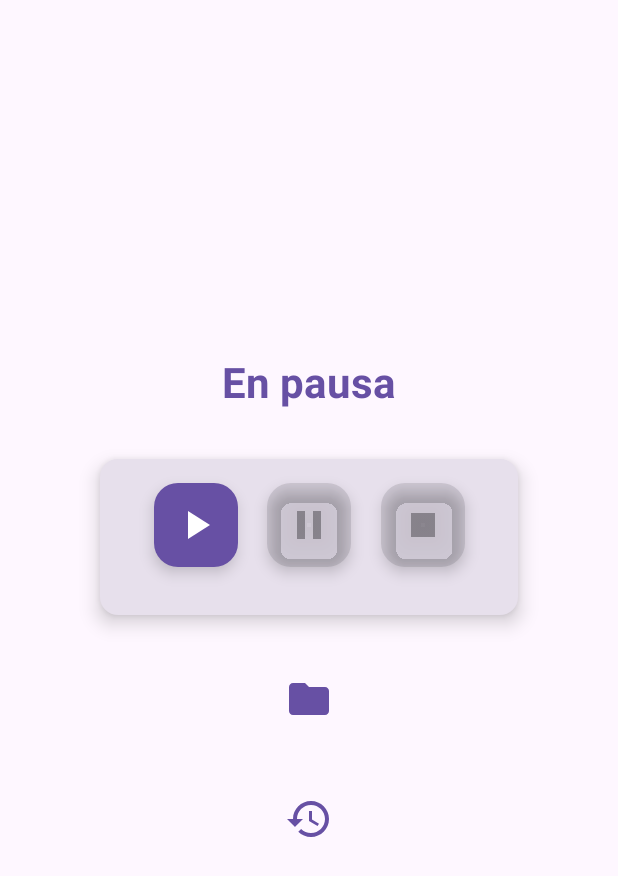
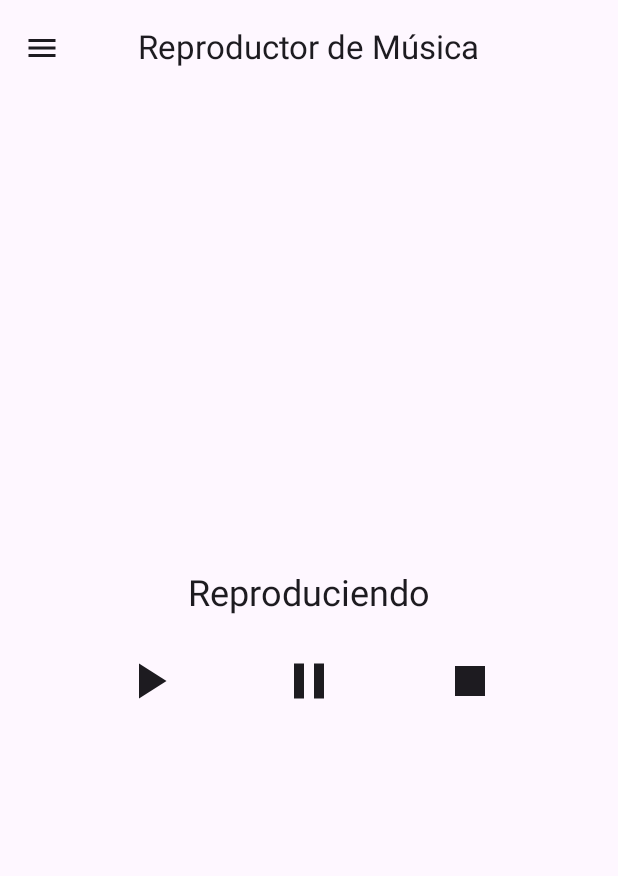
Before and after one commit to saul201287/ServiciosMovil, an Android app built with Jetpack Compose: the screen it shows after launch (MainActivity), after a tap on "Reproducir", on a phone screen of 412 x 824 dp. Shown: the top 876 px of the screen. Run offline under Robolectric (Android 15) with nearby library versions, the phone set to English and light mode, and no system bars; our stand-ins replace Room's generated code, livedata-compose; 1 statement that could not run was skipped.

Commit message:
ya pai, digo

```diff
--- a/app/build.gradle.kts
+++ b/app/build.gradle.kts
@@ -67,4 +67,6 @@ dependencies {
     ksp(libs.room.compiler)
     implementation(libs.room.runtime)
     implementation(libs.room.ktx)
+    implementation (libs.androidx.media3.exoplayer)
+    implementation (libs.androidx.media3.session)
 }
--- a/app/src/main/java/com/saul223655/servicios/music/presentation/MusicUI.kt
+++ b/app/src/main/java/com/saul223655/servicios/music/presentation/MusicUI.kt
@@ -1,29 +1,22 @@
 package com.saul223655.servicios.music.presentation
 
 import android.icu.text.SimpleDateFormat
-import androidx.compose.foundation.background
 import androidx.compose.foundation.clickable
 import androidx.compose.foundation.layout.*
 import androidx.compose.foundation.lazy.LazyColumn
 import androidx.compose.foundation.lazy.items
 import androidx.compose.material.icons.Icons
-import androidx.compose.material.icons.filled.Folder
-import androidx.compose.material.icons.filled.History
-import androidx.compose.material.icons.filled.Pause
-import androidx.compose.material.icons.filled.PlayArrow
-import androidx.compose.material.icons.filled.Stop
+import androidx.compose.material.icons.filled.*
 import androidx.compose.material3.*
 import androidx.compose.runtime.*
 import androidx.compose.runtime.livedata.observeAsState
 import androidx.compose.ui.Alignment
 import androidx.compose.ui.Modifier
-import androidx.compose.ui.graphics.Color
-import androidx.compose.ui.text.font.FontWeight
 import androidx.compose.ui.unit.dp
 import androidx.compose.ui.unit.sp
 import androidx.navigation.NavController
 import com.saul223655.servicios.core.navigation.Screen
-import com.saul223655.servicios.storagePermission.data.datasource.SongFile
+import kotlinx.coroutines.launch
 import java.util.Date
 import java.util.Locale
 
@@ -36,12 +29,58 @@ fun MusicScreen(
     val isPlaying by viewModel.isPlaying.observeAsState(false)
     val history by viewModel.history.observeAsState(emptyList())
     val availableSongs by viewModel.availableSongs.observeAsState(emptyList())
+
     var showHistoryModal by remember { mutableStateOf(false) }
+    val drawerState = rememberDrawerState(DrawerValue.Closed)
+    val scope = rememberCoroutineScope()
 
+    ModalNavigationDrawer(
+        drawerState = drawerState,
+        drawerContent = {
+            ModalDrawerSheet(
+                modifier = Modifier.fillMaxWidth(0.7f)
+            ) {
+                Text(
+                    text = "Menú",
+                    modifier = Modifier.padding(16.dp),
+                    style = MaterialTheme.typography.headlineMedium
+                )
+                NavigationDrawerItem(
+                    icon = { Icon(Icons.Default.Folder, contentDescription = "Cargar canciones") },
+                    label = { Text("Cargar canciones") },
+                    selected = false,
+                    onClick = {
+                        navController.navigate(Screen.StoragePermission.route)
+                    }
+                )
+                NavigationDrawerItem(
+                    icon = { Icon(Icons.Default.History, contentDescription = "Historial") },
+                    label = { Text("Ver Historial") },
+                    selected = false,
+                    onClick = {
+                        viewModel.loadHistory()
+                        showHistoryModal = true
+                    }
+                )
+            }
+        }
+    ) {
+        Scaffold(
+            topBar = {
+                CenterAlignedTopAppBar(
+                    title = { Text("Reproductor de Música") },
+                    navigationIcon = {
+                        IconButton(onClick = { scope.launch { drawerState.open() } }) {
+                            Icon(Icons.Default.Menu, contentDescription = "Abrir menú")
+                        }
+                    }
+                )
+            }
+        ) { innerPadding ->
             Box(
                 modifier = Modifier
                     .fillMaxSize()
-            .background(MaterialTheme.colorScheme.background)
+                    .padding(innerPadding)
             ) {
                 Column(
                     modifier = Modifier
@@ -52,68 +91,51 @@ fun MusicScreen(
                 ) {
                     Text(
                         text = if (isPlaying) "Reproduciendo" else "En pausa",
-                style = MaterialTheme.typography.headlineMedium.copy(
-                    fontWeight = FontWeight.Bold,
-                    fontSize = 28.sp
-                ),
-                color = MaterialTheme.colorScheme.primary,
-                modifier = Modifier.padding(bottom = 16.dp)
+                        style = MaterialTheme.typography.headlineMedium.copy(fontSize = 24.sp)
                     )
 
-            Card(
-                modifier = Modifier
-                    .padding(16.dp)
-                    .fillMaxWidth(0.8f),
-                elevation = CardDefaults.cardElevation(defaultElevation = 8.dp),
-                colors = CardDefaults.cardColors(containerColor = MaterialTheme.colorScheme.surfaceVariant)
+                    Spacer(modifier = Modifier.height(16.dp))
+
+                    Row(
+                        modifier = Modifier.fillMaxWidth(),
+                        horizontalArrangement = Arrangement.SpaceEvenly
                     ) {
-                Row(
-                    modifier = Modifier
-                        .fillMaxWidth()
-                        .padding(16.dp),
-                    horizontalArrangement = Arrangement.SpaceEvenly,
-                    verticalAlignment = Alignment.CenterVertically
-                ) {
-                    FloatingActionButton(
-                        onClick = { /* Controlado desde la lista */ },
-                        containerColor = if (isPlaying) MaterialTheme.colorScheme.secondary else MaterialTheme.colorScheme.primary,
-                        contentColor = Color.White,
-                        modifier = Modifier.size(56.dp)
+                        IconButton(
+                            onClick = {
+                                if (availableSongs.isEmpty()) {
+                                    viewModel.playDefaultAudio()
+                                }
+                            }
                         ) {
                             Icon(
                                 imageVector = Icons.Default.PlayArrow,
                                 contentDescription = "Reproducir",
-                            modifier = Modifier.size(32.dp)
+                                modifier = Modifier.size(48.dp)
                             )
                         }
 
-                    FloatingActionButton(
-                        onClick = { if (isPlaying) viewModel.pauseMusic() },
-                        containerColor = if (isPlaying) MaterialTheme.colorScheme.primary else MaterialTheme.colorScheme.onSurface.copy(alpha = 0.12f),
-                        contentColor = if (isPlaying) Color.White else MaterialTheme.colorScheme.onSurface.copy(alpha = 0.38f),
-                        modifier = Modifier.size(56.dp)
+                        IconButton(
+                            onClick = { if (isPlaying) viewModel.pauseMusic() }
                         ) {
                             Icon(
                                 imageVector = Icons.Default.Pause,
                                 contentDescription = "Pausar",
-                            modifier = Modifier.size(32.dp)
+                                modifier = Modifier.size(48.dp)
                             )
                         }
 
-                    FloatingActionButton(
-                        onClick = { if (isPlaying) viewModel.stopMusic() },
-                        containerColor = if (isPlaying) MaterialTheme.colorScheme.error else MaterialTheme.colorScheme.onSurface.copy(alpha = 0.12f),
-                        contentColor = if (isPlaying) Color.White else MaterialTheme.colorScheme.onSurface.copy(alpha = 0.38f),
-                        modifier = Modifier.size(56.dp)
+                        IconButton(
+                            onClick = { if (isPlaying) viewModel.stopMusic() }
                         ) {
                             Icon(
                                 imageVector = Icons.Default.Stop,
                                 contentDescription = "Detener",
-                            modifier = Modifier.size(32.dp)
+                                modifier = Modifier.size(48.dp)
                             )
                         }
                     }
 
+                    Spacer(modifier = Modifier.height(16.dp))
 
                     LazyColumn(
                         modifier = Modifier
@@ -124,7 +146,6 @@ fun MusicScreen(
                             Text(
                                 text = song.title,
                                 style = MaterialTheme.typography.bodyMedium,
-                            color = MaterialTheme.colorScheme.onBackground,
                                 modifier = Modifier
                                     .fillMaxWidth()
                                     .clickable { viewModel.playMusic(song) }
@@ -133,36 +154,8 @@ fun MusicScreen(
                         }
                     }
                 }
-
-            IconButton(
-                onClick = {
-                    navController.navigate(Screen.StoragePermission.route)
-                },
-                modifier = Modifier
-                    .padding(16.dp)
-            ) {
-                Icon(
-                    imageVector = Icons.Default.Folder,
-                    contentDescription = "Cargar canciones",
-                    tint = MaterialTheme.colorScheme.primary,
-                    modifier = Modifier.size(32.dp)
-                )
             }
-
-            IconButton(
-                onClick = {
-                    viewModel.loadHistory()
-                    showHistoryModal = true
-                },
-                modifier = Modifier
-                    .padding(16.dp)
-            ) {
-                Icon(
-                    imageVector = Icons.Default.History,
-                    contentDescription = "Ver Historial",
-                    tint = MaterialTheme.colorScheme.primary,
-                    modifier = Modifier.size(32.dp)
-                )
+        }
     }
 
     if (showHistoryModal) {
@@ -186,11 +179,13 @@ fun MusicScreen(
                         .heightIn(max = 300.dp)
                 ) {
                     items(history) { song ->
-                                val date = SimpleDateFormat("dd/MM/yyyy HH:mm:ss", Locale.getDefault()).format(Date(song.timestamp))
+                        val date = SimpleDateFormat(
+                            "dd/MM/yyyy HH:mm:ss",
+                            Locale.getDefault()
+                        ).format(Date(song.timestamp))
                         Text(
                             text = "${song.title} - $date",
                             style = MaterialTheme.typography.bodyMedium,
-                                    color = MaterialTheme.colorScheme.onSurface,
                             modifier = Modifier.padding(vertical = 4.dp)
                         )
                     }
@@ -207,7 +202,7 @@ fun MusicScreen(
                         Text("Borrar Historial")
                     }
                     Button(
-                                onClick = { showHistoryModal = false },
+                        onClick = { showHistoryModal = false }
                     ) {
                         Text("Cerrar")
                     }
@@ -216,5 +211,3 @@ fun MusicScreen(
         }
     }
 }
-    }
-}
--- a/app/src/main/java/com/saul223655/servicios/music/presentation/MusicViewModel.kt
+++ b/app/src/main/java/com/saul223655/servicios/music/presentation/MusicViewModel.kt
@@ -81,12 +81,31 @@ class MusicViewModel(
                 playMusicUseCase(song.title, getApplication())
                 getApplication<Application>().startService(Intent(getApplication(), MusicService::class.java).apply {
                     putExtra("ACTION", "PLAY")
+                    putExtra("TITLE", song.title)
                     putExtra("PATH", song.path)
                 })
                 _isPlaying.value = true
                 loadHistory()
             } catch (e: Exception) {
                 Log.e(TAG, "playMusic: Error al reproducir: ${e.message}")
+            }
+        }
+    }
+
+    fun playDefaultAudio() {
+        Log.d(TAG, "playDefaultAudio: Reproduciendo audio por defecto")
+        viewModelScope.launch {
+            try {
+                playMusicUseCase("Default Audio", getApplication())
+                getApplication<Application>().startService(Intent(getApplication(), MusicService::class.java).apply {
+                    putExtra("ACTION", "PLAY")
+                    putExtra("TITLE", "Default Audio")
+                    // No pasamos PATH para que use R.raw.audio_sample
+                })
+                _isPlaying.value = true
+                loadHistory()
+            } catch (e: Exception) {
+                Log.e(TAG, "playDefaultAudio: Error al reproducir: ${e.message}")
             }
         }
     }
--- a/gradle/libs.versions.toml
+++ b/gradle/libs.versions.toml
@@ -8,6 +8,7 @@ espressoCore = "3.6.1"
 lifecycleRuntimeKtx = "2.8.7"
 activityCompose = "1.10.1"
 composeBom = "2024.04.01"
+media3Exoplayer = "1.5.1"
 runtimeLivedata = "1.7.6"
 retrofitVer = "2.11.0"
 gsonV = "2.11.0"
@@ -18,6 +19,8 @@ room = "2.6.1"
 
 [libraries]
 androidx-core-ktx = { group = "androidx.core", name = "core-ktx", version.ref = "coreKtx" }
+androidx-media3-exoplayer = { module = "androidx.media3:media3-exoplayer", version.ref = "media3Exoplayer" }
+androidx-media3-session = { module = "androidx.media3:media3-session", version.ref = "media3Exoplayer" }
 junit = { group = "junit", name = "junit", version.ref = "junit" }
 androidx-junit = { group = "androidx.test.ext", name = "junit", version.ref = "junitVersion" }
 androidx-espresso-core = { group = "androidx.test.espresso", name = "espresso-core", version.ref = "espressoCore" }
```
Also changed, not shown: app/src/main/AndroidManifest.xml (+7 -3 lines), app/src/main/java/com/saul223655/servicios/music/domain/services/MusicService.kt (+66 -66 lines), app/src/main/java/com/saul223655/servicios/storagePermission/presentation/StoragePermissionViewModel.kt (+14 -3 lines). Lines whose indentation alone changed are shown as unchanged.
